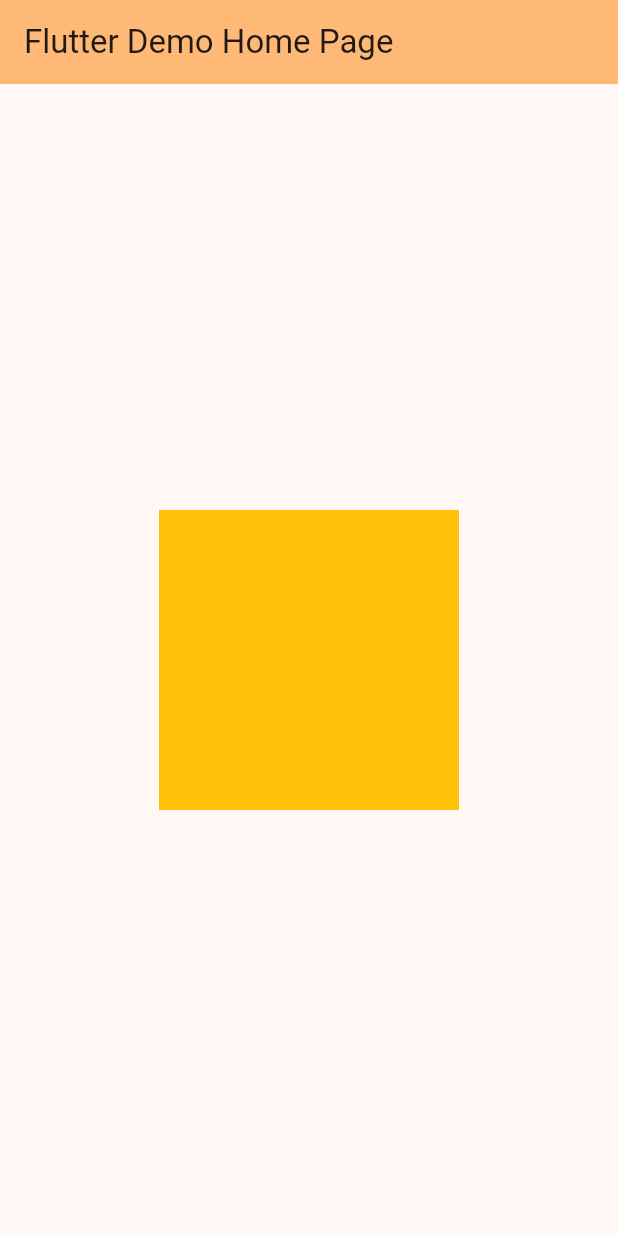
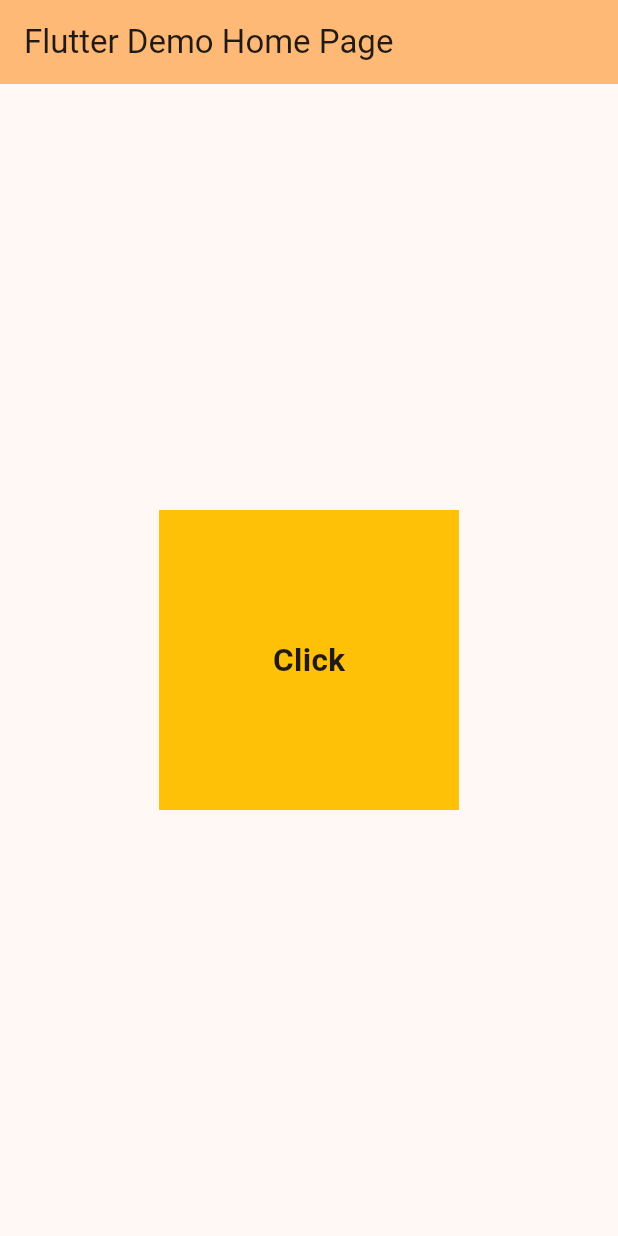
Before and after one commit to Vermasaiyam/my_app, a Flutter app: the screen it shows after launch, on a phone screen of 412 x 824 dp. Run offline on Flutter 3.47's test engine with Material 3 defaults, Android fonts, the phone set to English and light mode, and no system bars.

Commit message:
inkwell done

```diff
--- a/lib/main.dart
+++ b/lib/main.dart
@@ -54,6 +54,12 @@ class _MyHomePageState extends State<MyHomePage> {
             width: 200,
             height: 200,
             color: Colors.amber,
+            child: Center(
+                child: InkWell(
+                    onTap: (){
+                      print("Text Tapped");
+                    },
+                    child: Text("Click", style: TextStyle(fontSize: 21, fontWeight: FontWeight.bold),))),
           ),
         ),
       ),
```
